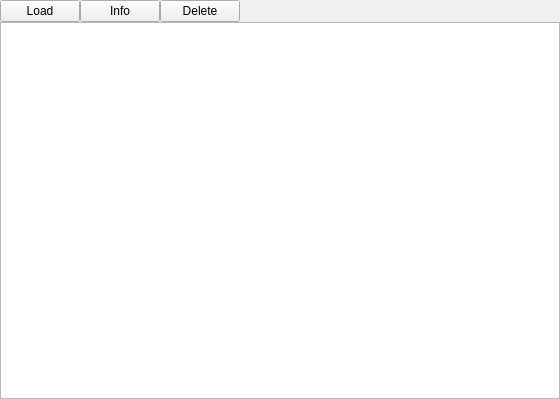
The window that src/library/relations/dlgrelations.ui (Eve00000/mixxx) describes before a commit, drawn with Qt 5.
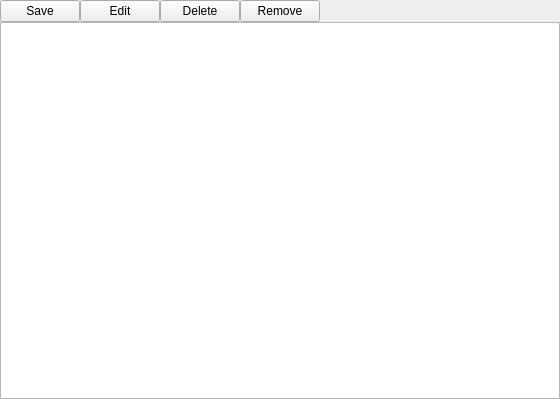
The same window after the commit.

Commit message: added feature, extra dlgsaverelation, worked on dlf, linking, wtrackmenu, save / edit / remove / delete

The edit to the form file:
```diff
--- a/src/library/relations/dlgrelations.ui
+++ b/src/library/relations/dlgrelations.ui
@@ -56,7 +56,7 @@
                   <string>Load the tracks of the selected group to available decks.</string>
                 </property>
                 <property name="text">
-                  <string>Load</string>
+                  <string>Save</string>
                 </property>
               </widget>
             </item>
@@ -69,7 +69,7 @@
                   <string>View info and edit the comment of the selected group.</string>
                 </property>
                 <property name="text">
-                  <string>Info</string>
+                  <string>Edit</string>
                 </property>
               </widget>
             </item>
@@ -86,6 +86,19 @@
                 </property>
               </widget>
             </item>
+            <item>
+              <widget class="QPushButton" name="pushButtonRemove">
+                <property name="focusPolicy">
+                  <enum>Qt::NoFocus</enum>
+                </property>
+                <property name="toolTip">
+                  <string>Remove the selected track(s) from their relation. A relation left with fewer than 2 tracks is deleted.</string>
+                </property>
+                <property name="text">
+                  <string>Remove</string>
+                </property>
+              </widget>
+            </item>
             <item>
               <spacer name="horizontalSpacer">
                 <property name="orientation">
```
Left out of the diff: 10 changed lines with no effect on the pictures. The commit also changes 31 other files.
